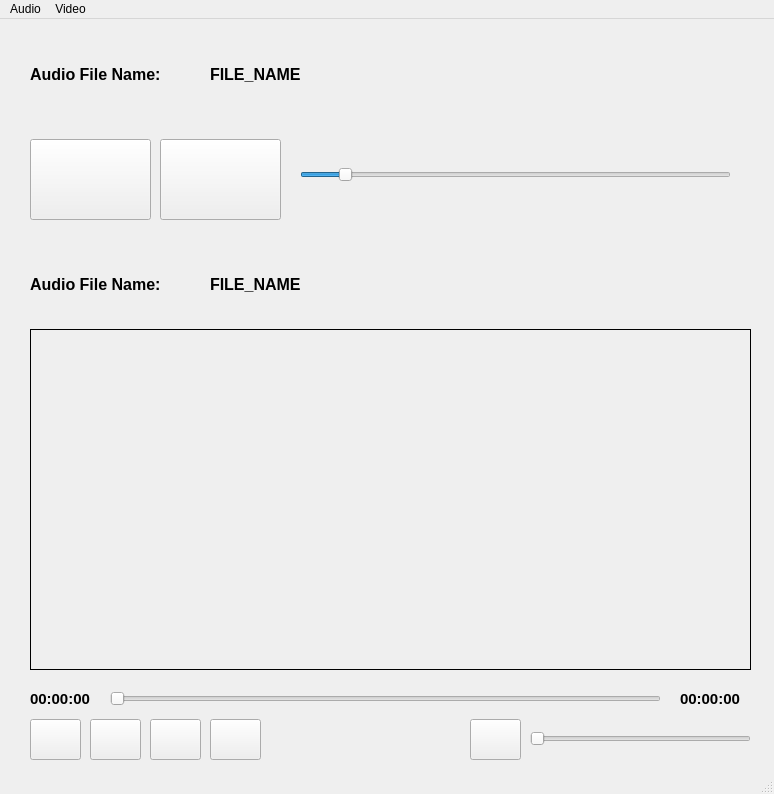
Old version of the form mainwindow.ui in the repository VictorManuelLopezHenao/ProyectoFinal.
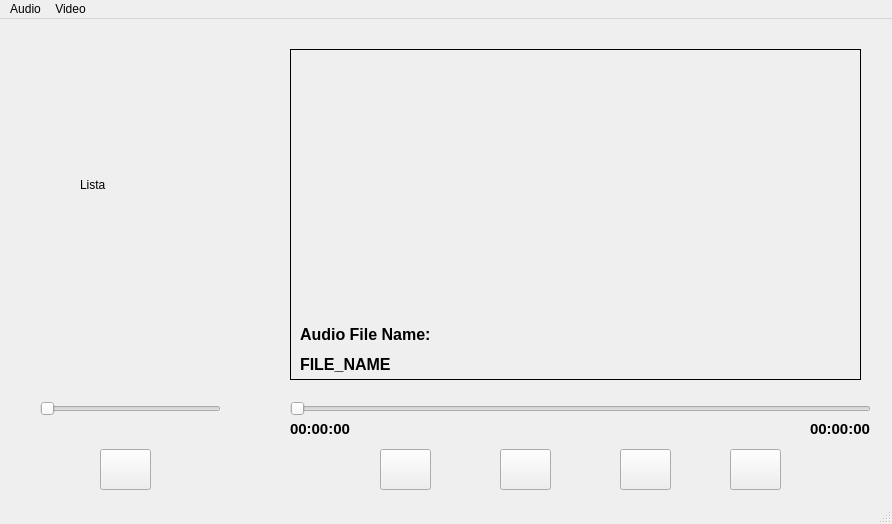
New version of the form.

Commit message:
Interfaz MP4 sin lista
Interfaz MP4 sin lista y codigo casi limpio de cosas inservibles en formato MP3

Patch:
```diff
--- a/mainwindow.ui
+++ b/mainwindow.ui
@@ -6,145 +6,21 @@
    <rect>
     <x>0</x>
     <y>0</y>
-    <width>774</width>
-    <height>794</height>
+    <width>892</width>
+    <height>524</height>
    </rect>
   </property>
   <property name="windowTitle">
    <string>MainWindow</string>
   </property>
   <widget class="QWidget" name="centralwidget">
-   <widget class="QLabel" name="Ibl_Title_File_Name">
-    <property name="geometry">
-     <rect>
-      <x>30</x>
-      <y>20</y>
-      <width>171</width>
-      <height>71</height>
-     </rect>
-    </property>
-    <property name="font">
-     <font>
-      <pointsize>12</pointsize>
-      <bold>true</bold>
-     </font>
-    </property>
-    <property name="text">
-     <string>Audio File Name:</string>
-    </property>
-   </widget>
-   <widget class="QLabel" name="Lbl_Value_File_Name">
-    <property name="geometry">
-     <rect>
-      <x>210</x>
-      <y>20</y>
-      <width>531</width>
-      <height>71</height>
-     </rect>
-    </property>
-    <property name="font">
-     <font>
-      <pointsize>12</pointsize>
-      <bold>true</bold>
-     </font>
-    </property>
-    <property name="text">
-     <string>FILE_NAME</string>
-    </property>
-   </widget>
-   <widget class="QPushButton" name="pushButton_Play">
-    <property name="geometry">
-     <rect>
-      <x>30</x>
-      <y>120</y>
-      <width>121</width>
-      <height>81</height>
-     </rect>
-    </property>
-    <property name="text">
-     <string/>
-    </property>
-   </widget>
-   <widget class="QPushButton" name="pushButton_Pause">
-    <property name="geometry">
-     <rect>
-      <x>160</x>
-      <y>120</y>
-      <width>121</width>
-      <height>81</height>
-     </rect>
-    </property>
-    <property name="text">
-     <string/>
-    </property>
-   </widget>
-   <widget class="QSlider" name="horizontalSlider_Volume_Control">
-    <property name="geometry">
-     <rect>
-      <x>300</x>
-      <y>120</y>
-      <width>431</width>
-      <height>71</height>
-     </rect>
-    </property>
-    <property name="minimum">
-     <number>1</number>
-    </property>
-    <property name="maximum">
-     <number>100</number>
-    </property>
-    <property name="value">
-     <number>10</number>
-    </property>
-    <property name="orientation">
-     <enum>Qt::Orientation::Horizontal</enum>
-    </property>
-   </widget>
-   <widget class="QLabel" name="label_Title_File_Name">
-    <property name="geometry">
-     <rect>
-      <x>30</x>
-      <y>250</y>
-      <width>171</width>
-      <height>31</height>
-     </rect>
-    </property>
-    <property name="font">
-     <font>
-      <pointsize>12</pointsize>
-      <bold>true</bold>
-     </font>
-    </property>
-    <property name="text">
-     <string>Audio File Name: </string>
-    </property>
-   </widget>
-   <widget class="QLabel" name="label_Value_File_Fame">
-    <property name="geometry">
-     <rect>
-      <x>210</x>
-      <y>250</y>
-      <width>541</width>
-      <height>31</height>
-     </rect>
-    </property>
-    <property name="font">
-     <font>
-      <pointsize>12</pointsize>
-      <bold>true</bold>
-     </font>
-    </property>
-    <property name="text">
-     <string>FILE_NAME</string>
-    </property>
-   </widget>
    <widget class="QGroupBox" name="groupBox_Video">
     <property name="geometry">
      <rect>
-      <x>30</x>
-      <y>310</y>
-      <width>721</width>
-      <height>341</height>
+      <x>290</x>
+      <y>30</y>
+      <width>571</width>
+      <height>331</height>
      </rect>
     </property>
     <property name="styleSheet">
@@ -156,25 +32,114 @@
     <property name="title">
      <string/>
     </property>
+    <widget class="QLabel" name="label_Title_File_Name">
+     <property name="geometry">
+      <rect>
+       <x>10</x>
+       <y>270</y>
+       <width>171</width>
+       <height>31</height>
+      </rect>
+     </property>
+     <property name="font">
+      <font>
+       <pointsize>12</pointsize>
+       <bold>true</bold>
+      </font>
+     </property>
+     <property name="text">
+      <string>Audio File Name: </string>
+     </property>
+    </widget>
+    <widget class="QLabel" name="label_Value_File_Fame">
+     <property name="geometry">
+      <rect>
+       <x>10</x>
+       <y>300</y>
+       <width>561</width>
+       <height>31</height>
+      </rect>
+     </property>
+     <property name="font">
+      <font>
+       <pointsize>12</pointsize>
+       <bold>true</bold>
+      </font>
+     </property>
+     <property name="text">
+      <string>FILE_NAME</string>
+     </property>
+    </widget>
    </widget>
-   <widget class="QPushButton" name="pushButton_Seek_BackwardV">
+   <widget class="QSlider" name="horizontalSlide_DurationV">
     <property name="geometry">
      <rect>
-      <x>30</x>
-      <y>700</y>
-      <width>51</width>
-      <height>41</height>
+      <x>290</x>
+      <y>380</y>
+      <width>581</width>
+      <height>20</height>
      </rect>
     </property>
+    <property name="orientation">
+     <enum>Qt::Orientation::Horizontal</enum>
+    </property>
+   </widget>
+   <widget class="QLabel" name="label_Current_Time">
+    <property name="geometry">
+     <rect>
+      <x>290</x>
+      <y>400</y>
+      <width>71</width>
+      <height>20</height>
+     </rect>
+    </property>
+    <property name="font">
+     <font>
+      <pointsize>11</pointsize>
+      <bold>true</bold>
+     </font>
+    </property>
     <property name="text">
-     <string/>
+     <string>00:00:00</string>
+    </property>
+   </widget>
+   <widget class="QLabel" name="label_Total_Time">
+    <property name="geometry">
+     <rect>
+      <x>810</x>
+      <y>400</y>
+      <width>71</width>
+      <height>20</height>
+     </rect>
+    </property>
+    <property name="font">
+     <font>
+      <pointsize>11</pointsize>
+      <bold>true</bold>
+     </font>
+    </property>
+    <property name="text">
+     <string>00:00:00</string>
     </property>
    </widget>
    <widget class="QPushButton" name="pushButton_Play_PauseV">
     <property name="geometry">
      <rect>
-      <x>90</x>
-      <y>700</y>
+      <x>620</x>
+      <y>430</y>
+      <width>51</width>
+      <height>41</height>
+     </rect>
+    </property>
+    <property name="text">
+     <string/>
+    </property>
+   </widget>
+   <widget class="QPushButton" name="pushButton_Seek_BackwardV">
+    <property name="geometry">
+     <rect>
+      <x>500</x>
+      <y>430</y>
       <width>51</width>
       <height>41</height>
      </rect>
@@ -186,8 +151,8 @@
    <widget class="QPushButton" name="pushButton_StopV">
     <property name="geometry">
      <rect>
-      <x>150</x>
-      <y>700</y>
+      <x>380</x>
+      <y>430</y>
       <width>51</width>
       <height>41</height>
      </rect>
@@ -199,8 +164,8 @@
    <widget class="QPushButton" name="pushButton_Seek_ForwardV">
     <property name="geometry">
      <rect>
-      <x>210</x>
-      <y>700</y>
+      <x>730</x>
+      <y>430</y>
       <width>51</width>
       <height>41</height>
      </rect>
@@ -212,8 +177,8 @@
    <widget class="QPushButton" name="pushButton_VolumeV">
     <property name="geometry">
      <rect>
-      <x>470</x>
-      <y>700</y>
+      <x>100</x>
+      <y>430</y>
       <width>51</width>
       <height>41</height>
      </rect>
@@ -225,9 +190,9 @@
    <widget class="QSlider" name="horizontalSlider_VolumeV">
     <property name="geometry">
      <rect>
-      <x>530</x>
-      <y>710</y>
-      <width>221</width>
+      <x>40</x>
+      <y>380</y>
+      <width>181</width>
       <height>20</height>
      </rect>
     </property>
@@ -235,55 +200,17 @@
      <enum>Qt::Orientation::Horizontal</enum>
     </property>
    </widget>
-   <widget class="QSlider" name="horizontalSlide_DurationV">
+   <widget class="QLabel" name="label">
     <property name="geometry">
      <rect>
-      <x>110</x>
-      <y>670</y>
-      <width>551</width>
-      <height>20</height>
+      <x>80</x>
+      <y>160</y>
+      <width>37</width>
+      <height>12</height>
      </rect>
     </property>
-    <property name="orientation">
-     <enum>Qt::Orientation::Horizontal</enum>
-    </property>
-   </widget>
-   <widget class="QLabel" name="label_Current_Time">
-    <property name="geometry">
-     <rect>
-      <x>30</x>
-      <y>670</y>
-      <width>71</width>
-      <height>20</height>
-     </rect>
-    </property>
-    <property name="font">
-     <font>
-      <pointsize>11</pointsize>
-      <bold>true</bold>
-     </font>
-    </property>
     <property name="text">
-     <string>00:00:00</string>
-    </property>
-   </widget>
-   <widget class="QLabel" name="label_Total_Time">
-    <property name="geometry">
-     <rect>
-      <x>680</x>
-      <y>670</y>
-      <width>71</width>
-      <height>20</height>
-     </rect>
-    </property>
-    <property name="font">
-     <font>
-      <pointsize>11</pointsize>
-      <bold>true</bold>
-     </font>
-    </property>
-    <property name="text">
-     <string>00:00:00</string>
+     <string>Lista</string>
     </property>
    </widget>
   </widget>
@@ -292,8 +219,8 @@
     <rect>
      <x>0</x>
      <y>0</y>
-     <width>774</width>
-     <height>25</height>
+     <width>892</width>
+     <height>18</height>
     </rect>
    </property>
    <widget class="QMenu" name="menuOpen">
```
The commit also changes 8 other files.
